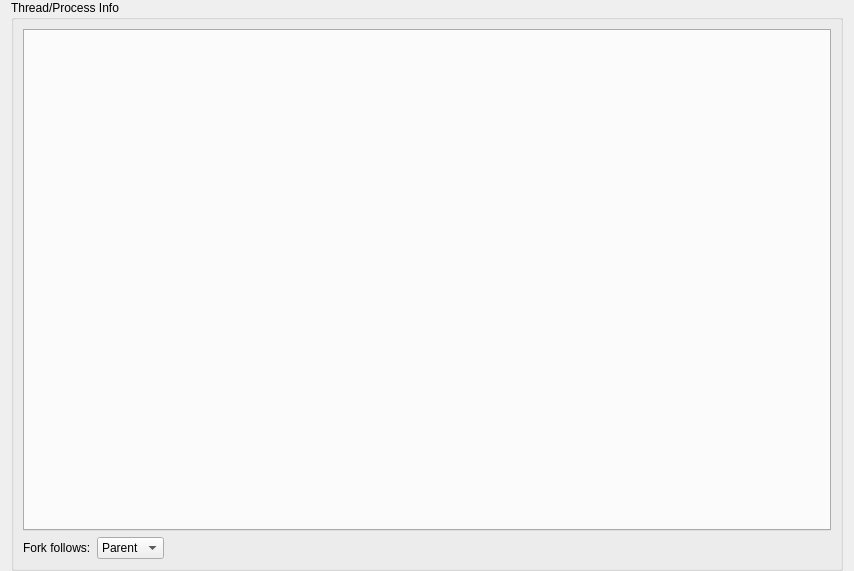
This is src/SeerThreadManagerWidget.ui in epasveer/seer as Qt 5 draws it before an edit. The edited form follows.
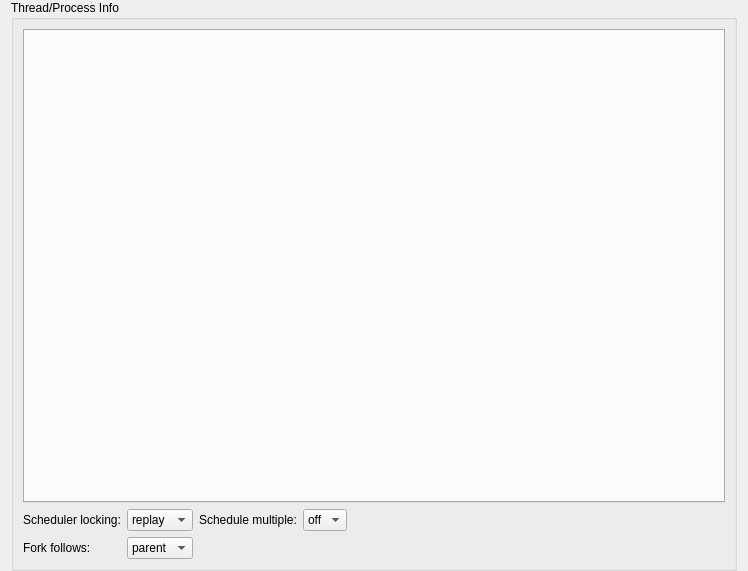
This is the edited form. Custom widgets are drawn as their Qt base class.

Commit message: Add support for stepping through all threads or a selected thread.

```diff
--- a/src/SeerThreadManagerWidget.ui
+++ b/src/SeerThreadManagerWidget.ui
@@ -6,7 +6,7 @@
    <rect>
     <x>0</x>
     <y>0</y>
-    <width>854</width>
+    <width>748</width>
     <height>571</height>
    </rect>
   </property>
@@ -25,28 +25,102 @@
      <property name="title">
       <string>Thread/Process Info</string>
      </property>
-     <layout class="QGridLayout" name="gridLayout">
-      <item row="0" column="0">
+     <layout class="QVBoxLayout" name="verticalLayout">
+      <item>
        <widget class="QDetachTabWidget" name="tabWidget">
         <property name="currentIndex">
          <number>-1</number>
         </property>
        </widget>
       </item>
-      <item row="1" column="0">
-       <layout class="QHBoxLayout" name="horizontalLayout">
-        <item>
+      <item>
+       <layout class="QGridLayout" name="gridLayout">
+        <item row="0" column="0">
+         <widget class="QLabel" name="schedulerLockingLabel">
+          <property name="text">
+           <string>Scheduler locking:</string>
+          </property>
+         </widget>
+        </item>
+        <item row="0" column="1">
+         <widget class="QComboBox" name="schedulerLockingComboBox">
+          <property name="toolTip">
+           <string>Set the scheduler locking mode.</string>
+          </property>
+          <item>
+           <property name="text">
+            <string>replay</string>
+           </property>
+          </item>
+          <item>
+           <property name="text">
+            <string>off</string>
+           </property>
+          </item>
+          <item>
+           <property name="text">
+            <string>on</string>
+           </property>
+          </item>
+          <item>
+           <property name="text">
+            <string>step</string>
+           </property>
+          </item>
+         </widget>
+        </item>
+        <item row="0" column="2">
+         <widget class="QLabel" name="scheduleMultipleLabel">
+          <property name="toolTip">
+           <string/>
+          </property>
+          <property name="text">
+           <string>Schedule multiple:</string>
+          </property>
+         </widget>
+        </item>
+        <item row="0" column="3">
+         <widget class="QComboBox" name="scheduleMultipleComboBox">
+          <property name="toolTip">
+           <string>Set the mode for allowing threads of multiple processes to be resumed when an execution command is issued.</string>
+          </property>
+          <item>
+           <property name="text">
+            <string>off</string>
+           </property>
+          </item>
+          <item>
+           <property name="text">
+            <string>on</string>
+           </property>
+          </item>
+         </widget>
+        </item>
+        <item row="0" column="4">
+         <spacer name="horizontalSpacer_1">
+          <property name="orientation">
+           <enum>Qt::Horizontal</enum>
+          </property>
+          <property name="sizeHint" stdset="0">
+           <size>
+            <width>288</width>
+            <height>20</height>
+           </size>
+          </property>
+         </spacer>
+        </item>
+        <item row="1" column="0">
          <widget class="QLabel" name="forkFollowsLabel">
           <property name="text">
            <string>Fork follows:</string>
           </property>
          </widget>
         </item>
-        <item>
+        <item row="1" column="1">
          <widget class="QComboBox" name="forkFollowsComboBox">
           <item>
            <property name="text">
-            <string>Parent</string>
+            <string>parent</string>
            </property>
           </item>
           <item>
@@ -61,14 +135,14 @@
           </item>
          </widget>
         </item>
-        <item>
-         <spacer name="horizontalSpacer">
+        <item row="1" column="2" colspan="3">
+         <spacer name="horizontalSpacer_2">
           <property name="orientation">
            <enum>Qt::Horizontal</enum>
           </property>
           <property name="sizeHint" stdset="0">
            <size>
-            <width>40</width>
+            <width>508</width>
             <height>20</height>
            </size>
           </property>
```
Left out of the diff: 7 changed lines with no effect on the pictures. The commit also changes 6 other files.
